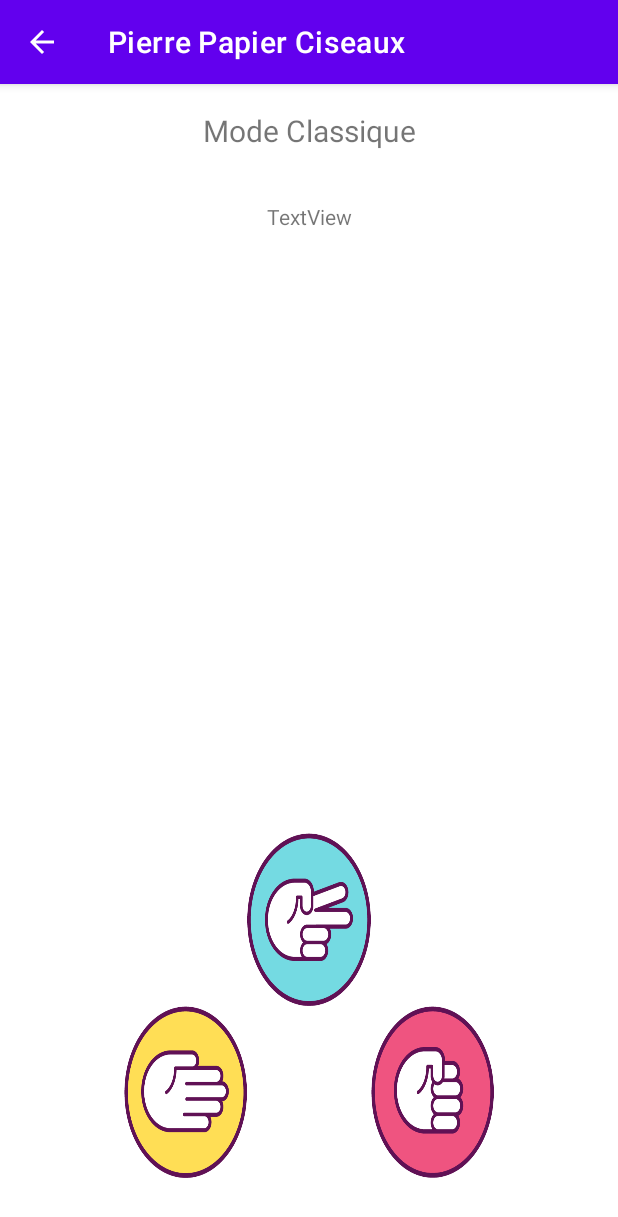
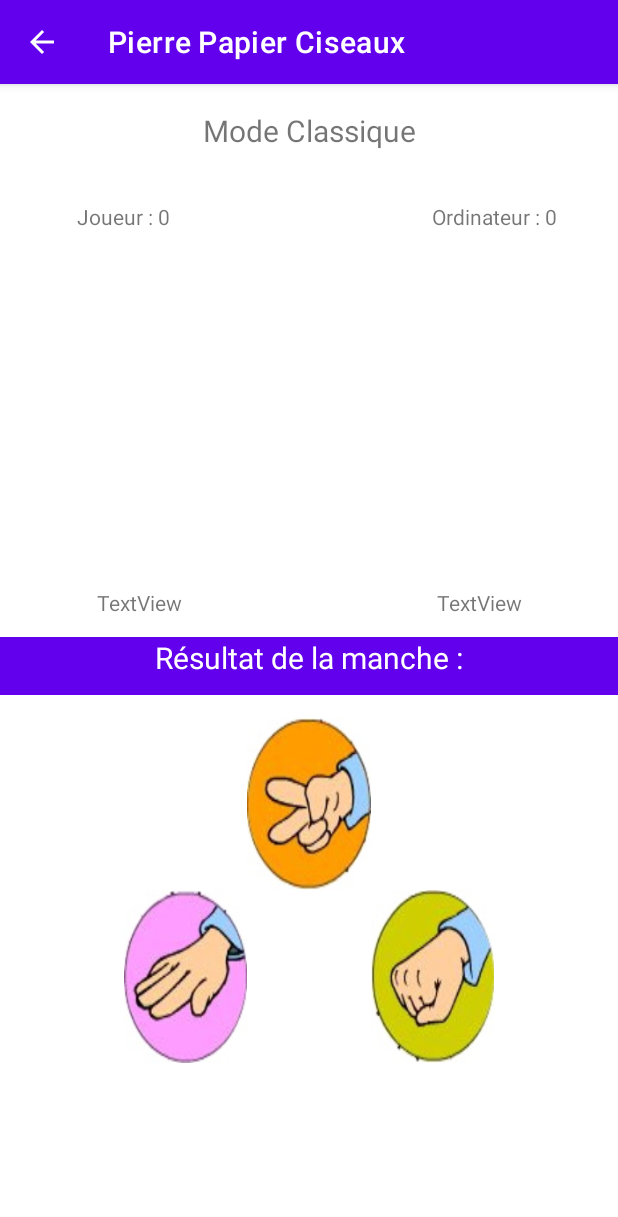
Before and after one commit to PetitGourou1999/PierrePapierCiseaux, an Android app: the ActivityGameClassic screen opened directly, with no data from a screen before it, on a phone screen of 412 x 824 dp. Shown: the top 1217 px of the screen. Run offline under Robolectric (Android 15) with nearby library versions, the light colour scheme and no system bars.

Commit message:
Adding implementation of Classic Game and Elements icons

```diff
--- a/app/src/main/java/com/example/pierrepapierciseaux/ActivityGameClassic.java
+++ b/app/src/main/java/com/example/pierrepapierciseaux/ActivityGameClassic.java
@@ -2,11 +2,34 @@ package com.example.pierrepapierciseaux;
 
 import androidx.appcompat.app.AppCompatActivity;
 
-import android.content.Intent;
 import android.os.Bundle;
-import android.view.View;
+import android.widget.ImageButton;
+import android.widget.ImageView;
+import android.widget.TextView;
+import android.widget.Toast;
+
+import com.example.pierrepapierciseaux.data.Element;
+import com.example.pierrepapierciseaux.data.ElementManager;
+import com.example.pierrepapierciseaux.data.EnumResults;
 
 public class ActivityGameClassic extends AppCompatActivity {
+
+    ImageButton choixPierre;
+    ImageButton choixFeuille;
+    ImageButton choixCiseaux;
+
+    ImageView humanChoiceImage;
+    ImageView botChoiceImage;
+
+    TextView humanChoiceText, botChoiceText, resultRound, botScoreText, humanScoreText;
+
+    ElementManager elementManager;
+
+    Element chosenElementBot;
+    Element chosenElementHuman;
+
+    Integer humanScore;
+    Integer botScore;
 
     @Override
     protected void onCreate(Bundle savedInstanceState) {
@@ -14,5 +37,87 @@ public class ActivityGameClassic extends AppCompatActivity {
         super.onCreate(savedInstanceState);
         setContentView(R.layout.game_classic);
 
+        elementManager = new ElementManager(this.getApplicationContext());
+
+        choixPierre = (ImageButton) findViewById(R.id.classicButtonPierre);
+        choixFeuille = (ImageButton) findViewById(R.id.classicButtonFeuille);
+        choixCiseaux = (ImageButton) findViewById(R.id.classicButtonCiseaux);
+
+        humanChoiceImage = (ImageView) findViewById(R.id.imageViewHumanChoiceClassic);
+        botChoiceImage = (ImageView) findViewById(R.id.imageViewBotChoiceClassic);
+
+        humanChoiceText = (TextView) findViewById(R.id.textHumanChoiceClassic);
+        botChoiceText = (TextView) findViewById(R.id.textBotChoiceClassic);
+
+        botScoreText = (TextView) findViewById(R.id.texteScoreBotClassic);
+        humanScoreText = (TextView) findViewById(R.id.texteScoreHumanClassic);
+
+        resultRound = (TextView) findViewById(R.id.textViewResultClassic);
+
+        botScore = 0;
+        humanScore = 0;
+
+        botScoreText.setText(getString(R.string.botScore) + " " + botScore.toString());
+        humanScoreText.setText(getString(R.string.humanScore) + " " + humanScore.toString());
+
+        choixPierre.setOnClickListener(e -> {
+            humanChoiceImage.setImageResource(elementManager.pierre.getImageId());
+            humanChoiceText.setText(elementManager.pierre.getName());
+            chosenElementHuman = elementManager.pierre;
+            makeBotChoice();
+        });
+
+        choixFeuille.setOnClickListener(e -> {
+            humanChoiceImage.setImageResource(elementManager.feuille.getImageId());
+            humanChoiceText.setText(elementManager.feuille.getName());
+            chosenElementHuman = elementManager.feuille;
+            makeBotChoice();
+        });
+
+        choixCiseaux.setOnClickListener(e -> {
+            humanChoiceImage.setImageResource(elementManager.ciseaux.getImageId());
+            humanChoiceText.setText(elementManager.ciseaux.getName());
+            chosenElementHuman = elementManager.ciseaux;
+            makeBotChoice();
+        });
+
+    }
+
+    private void makeBotChoice(){
+        chosenElementBot = elementManager.getRandomElementClassic();
+        botChoiceImage.setImageResource(chosenElementBot.getImageId());
+        botChoiceText.setText(chosenElementBot.getName());
+        EnumResults result = chosenElementHuman.checkWeakness(chosenElementBot);
+
+        switch (result){
+            case TIE:
+                resultRound.setText(getString(R.string.resultRound) + " " + getString(R.string.resultTie));
+                break;
+            case DEFEAT:
+                botScore++;
+                resultRound.setText(getString(R.string.resultRound) + " " + getString(R.string.resultDefeat));
+                break;
+            case VICTORY:
+                humanScore++;
+                resultRound.setText(getString(R.string.resultRound) + " " + getString(R.string.resultVictory));
+                break;
+        }
+        botScoreText.setText(getString(R.string.botScore) + " " + botScore.toString());
+        humanScoreText.setText(getString(R.string.humanScore) + " " + humanScore.toString());
+        checkScore();
+    }
+
+    private void checkScore(){
+        if(botScore == 3 ){
+            Toast.makeText(this.getApplicationContext(),"Défaite",Toast.LENGTH_LONG).show();
+            botScore = 0;
+            humanScore = 0;
+        }else if(humanScore == 3){
+            Toast.makeText(this.getApplicationContext(),"Victoire",Toast.LENGTH_LONG).show();
+            botScore = 0;
+            humanScore = 0;
+        }
+
+
     }
 }
--- a/app/src/main/java/com/example/pierrepapierciseaux/data/ElementManager.java
+++ b/app/src/main/java/com/example/pierrepapierciseaux/data/ElementManager.java
@@ -1,47 +1,96 @@
 package com.example.pierrepapierciseaux.data;
 
+import android.content.Context;
 import android.content.res.Resources;
 
 import com.example.pierrepapierciseaux.R;
+
+import java.time.format.ResolverStyle;
+import java.util.ArrayList;
+import java.util.Random;
 
 public class ElementManager {
 
     public Element pierre;
     public Element feuille;
     public Element ciseaux;
+    public Element puits;
     public Element feu;
     public Element eau;
     public Element eponge;
     public Element air;
 
-    public ElementManager() {
-        initElements();
+    public ArrayList<Element> classicList;
+    public ArrayList<Element> variant4List;
+    public ArrayList<Element> variant7List;
+
+    public ElementManager(Context context) {
+        initElements(context);
+        initList();
     }
 
-    public void initElements() {
-        pierre = new Element(Resources.getSystem().getString(R.string.pierre));
-        feuille = new Element(Resources.getSystem().getString(R.string.feuille));
-        ciseaux = new Element(Resources.getSystem().getString(R.string.ciseaux));
-        feu = new Element(Resources.getSystem().getString(R.string.feu));
-        eau = new Element(Resources.getSystem().getString(R.string.eau));
-        eponge = new Element(Resources.getSystem().getString(R.string.eponge));
-        air = new Element(Resources.getSystem().getString(R.string.air));
+    private void initList(){
+        classicList = new ArrayList<Element>();
+        variant4List = new ArrayList<Element>();
+        variant7List = new ArrayList<Element>();
 
-        pierre.setStrengths(feu, ciseaux, eponge);
-        feuille.setStrengths(air, eau, pierre);
-        ciseaux.setStrengths(eponge, feuille, air);
-        feu.setStrengths(ciseaux, eponge, feuille);
-        eau.setStrengths(pierre, feu, ciseaux);
-        eponge.setStrengths(feuille, air, eau);
-        air.setStrengths(eau, pierre, feu);
+        classicList.add(pierre);
+        classicList.add(feuille);
+        classicList.add(ciseaux);
 
-        pierre.setWeaknesses(eau, air, feuille);
+        variant4List.add(pierre);
+        variant4List.add(feuille);
+        variant4List.add(ciseaux);
+        variant4List.add(puits);
+
+        variant7List.add(pierre);
+        variant7List.add(feuille);
+        variant7List.add(ciseaux);
+        variant7List.add(feu);
+        variant7List.add(eau);
+        variant7List.add(air);
+        variant7List.add(eponge);
+    }
+
+    private void initElements(Context context) {
+        pierre = new Element(context.getString(R.string.pierre), R.drawable.pierre);
+        feuille = new Element(context.getString(R.string.feuille),R.drawable.feuille);
+        ciseaux = new Element(context.getString(R.string.ciseaux),R.drawable.ciseaux);
+        puits = new Element(context.getString(R.string.puits),R.drawable.puits);
+        feu = new Element(context.getString(R.string.feu),R.drawable.feu);
+        eau = new Element(context.getString(R.string.eau),R.drawable.eau);
+        eponge = new Element(context.getString(R.string.eponge),R.drawable.eponge);
+        air = new Element(context.getString(R.string.air),R.drawable.air);
+
+        pierre.setWeaknesses(eau, air, feuille,puits);
         feuille.setWeaknesses(feu, ciseaux, eponge);
-        ciseaux.setWeaknesses(feu, pierre, eau);
+        ciseaux.setWeaknesses(feu, pierre, eau, puits);
+        puits.setWeaknesses(feuille);
         feu.setWeaknesses(eau, air, pierre);
         eau.setWeaknesses(air, feuille, eponge);
         eponge.setWeaknesses(ciseaux, feu, pierre);
         air.setWeaknesses(feuille, eponge, ciseaux);
 
     }
+
+    private Element getRandomElement(ArrayList<Element> elements){
+
+        Random rand = new Random();
+        Element randomElement = elements.get(rand.nextInt(elements.size()));
+        return randomElement;
+    }
+
+    public Element getRandomElementClassic(){
+        return getRandomElement(this.classicList);
+    }
+
+    public Element getRandomElementVariant4(){
+        return getRandomElement(this.variant4List);
+    }
+
+    public Element getRandomElementVariant7(){
+        return getRandomElement(this.variant7List);
+    }
+
+
 }
--- a/app/src/main/res/layout/game_classic.xml
+++ b/app/src/main/res/layout/game_classic.xml
@@ -24,14 +24,14 @@
         android:layout_width="wrap_content"
         android:layout_height="wrap_content"
         android:orientation="horizontal"
-        app:layout_constraintGuide_percent="0.65" />
+        app:layout_constraintGuide_percent="0.55" />
 
     <androidx.constraintlayout.widget.Guideline
         android:id="@+id/guideline11"
         android:layout_width="wrap_content"
         android:layout_height="wrap_content"
         android:orientation="horizontal"
-        app:layout_constraintGuide_percent="0.8" />
+        app:layout_constraintGuide_percent="0.7" />
 
     <TextView
         android:id="@+id/titleRules"
@@ -45,24 +45,44 @@
         app:layout_constraintTop_toTopOf="parent" />
 
     <TextView
-        android:id="@+id/texteScoreClassic"
+        android:id="@+id/texteScoreHumanClassic"
+        android:layout_width="wrap_content"
+        android:layout_height="wrap_content"
+        android:text="@string/humanScore"
+        app:layout_constraintBottom_toTopOf="@+id/guideline6"
+        app:layout_constraintEnd_toStartOf="@+id/guideline13"
+        app:layout_constraintStart_toStartOf="parent"
+        app:layout_constraintTop_toTopOf="@+id/guideline5" />
+
+    <TextView
+        android:id="@+id/textHumanChoiceClassic"
         android:layout_width="wrap_content"
         android:layout_height="wrap_content"
         android:text="TextView"
+        app:layout_constraintBottom_toTopOf="@+id/guideline21"
+        app:layout_constraintEnd_toStartOf="@+id/guideline13"
+        app:layout_constraintStart_toStartOf="@+id/guideline22"
+        app:layout_constraintTop_toBottomOf="@+id/imageViewHumanChoiceClassic" />
+
+    <TextView
+        android:id="@+id/textBotChoiceClassic"
+        android:layout_width="wrap_content"
+        android:layout_height="wrap_content"
+        android:text="TextView"
+        app:layout_constraintBottom_toTopOf="@+id/guideline21"
+        app:layout_constraintEnd_toStartOf="@+id/guideline24"
+        app:layout_constraintStart_toStartOf="@+id/guideline14"
+        app:layout_constraintTop_toBottomOf="@+id/imageViewBotChoiceClassic" />
+
+    <TextView
+        android:id="@+id/texteScoreBotClassic"
+        android:layout_width="wrap_content"
+        android:layout_height="wrap_content"
+        android:text="@string/botScore"
         app:layout_constraintBottom_toTopOf="@+id/guideline6"
         app:layout_constraintEnd_toEndOf="parent"
-        app:layout_constraintStart_toStartOf="parent"
+        app:layout_constraintStart_toStartOf="@+id/guideline14"
         app:layout_constraintTop_toTopOf="@+id/guideline5" />
-
-    <ImageView
-        android:id="@+id/classicButtonCiseaux"
-        android:layout_width="0dp"
-        android:layout_height="0dp"
-        android:background="@drawable/ciseaux"
-        app:layout_constraintBottom_toTopOf="@+id/guideline11"
-        app:layout_constraintEnd_toStartOf="@+id/guideline14"
-        app:layout_constraintStart_toStartOf="@+id/guideline13"
-        app:layout_constraintTop_toTopOf="@+id/guideline7" />
 
     <androidx.constraintlayout.widget.Guideline
         android:id="@+id/guideline13"
@@ -79,6 +99,13 @@
         app:layout_constraintGuide_percent="0.2" />
 
     <androidx.constraintlayout.widget.Guideline
+        android:id="@+id/guideline22"
+        android:layout_width="wrap_content"
+        android:layout_height="wrap_content"
+        android:orientation="vertical"
+        app:layout_constraintGuide_percent="0.05" />
+
+    <androidx.constraintlayout.widget.Guideline
         android:id="@+id/guideline16"
         android:layout_width="wrap_content"
         android:layout_height="wrap_content"
@@ -86,11 +113,28 @@
         app:layout_constraintGuide_percent="0.8" />
 
     <androidx.constraintlayout.widget.Guideline
+        android:id="@+id/guideline24"
+        android:layout_width="wrap_content"
+        android:layout_height="wrap_content"
+        android:orientation="vertical"
+        app:layout_constraintGuide_percent="0.95" />
+
+    <androidx.constraintlayout.widget.Guideline
         android:id="@+id/guideline14"
         android:layout_width="wrap_content"
         android:layout_height="wrap_content"
         android:orientation="vertical"
         app:layout_constraintGuide_percent="0.6" />
+
+    <ImageButton
+        android:id="@+id/classicButtonCiseaux"
+        android:layout_width="0dp"
+        android:layout_height="0dp"
+        android:background="@drawable/ciseaux"
+        app:layout_constraintBottom_toTopOf="@+id/guideline11"
+        app:layout_constraintEnd_toStartOf="@+id/guideline14"
+        app:layout_constraintStart_toStartOf="@+id/guideline13"
+        app:layout_constraintTop_toTopOf="@+id/guideline7" />
 
     <ImageButton
         android:id="@+id/classicButtonFeuille"
@@ -119,5 +163,60 @@
         android:layout_width="wrap_content"
         android:layout_height="wrap_content"
         android:orientation="horizontal"
-        app:layout_constraintGuide_percent="0.95" />
+        app:layout_constraintGuide_percent="0.85" />
+
+    <ImageView
+        android:id="@+id/imageViewHumanChoiceClassic"
+        android:layout_width="0dp"
+        android:layout_height="0dp"
+        app:layout_constraintBottom_toTopOf="@+id/guideline20"
+        app:layout_constraintEnd_toStartOf="@+id/guideline13"
+        app:layout_constraintStart_toStartOf="@+id/guideline22"
+        app:layout_constraintTop_toTopOf="@+id/guideline6" />
+
+    <ImageView
+        android:id="@+id/imageViewBotChoiceClassic"
+        android:layout_width="0dp"
+        android:layout_height="0dp"
+        app:layout_constraintBottom_toTopOf="@+id/guideline20"
+        app:layout_constraintEnd_toStartOf="@+id/guideline24"
+        app:layout_constraintStart_toStartOf="@+id/guideline14"
+        app:layout_constraintTop_toTopOf="@+id/guideline6" />
+
+    <androidx.constraintlayout.widget.Guideline
+        android:id="@+id/guideline20"
+        android:layout_width="wrap_content"
+        android:layout_height="wrap_content"
+        android:orientation="horizontal"
+        app:layout_constraintGuide_percent="0.42" />
+
+    <androidx.constraintlayout.widget.Guideline
+        android:id="@+id/guideline21"
+        android:layout_width="wrap_content"
+        android:layout_height="wrap_content"
+        android:orientation="horizontal"
+        app:layout_constraintGuide_percent="0.48" />
+
+    <androidx.constraintlayout.widget.Guideline
+        android:id="@+id/guideline23"
+        android:layout_width="wrap_content"
+        android:layout_height="wrap_content"
+        android:orientation="horizontal"
+        app:layout_constraintGuide_percent="0.53" />
+
+    <TextView
+        android:id="@+id/textViewResultClassic"
+        android:layout_width="0dp"
+        android:layout_height="0dp"
+        android:background="@color/purple_500"
+        android:text="@string/resultRound"
+        android:textAlignment="center"
+        android:textColor="#FFFFFF"
+        android:textSize="20sp"
+        app:layout_constraintBottom_toTopOf="@+id/guideline23"
+        app:layout_constraintEnd_toEndOf="parent"
+        app:layout_constraintHorizontal_bias="0"
+        app:layout_constraintStart_toStartOf="parent"
+        app:layout_constraintTop_toTopOf="@+id/guideline21"
+        app:layout_constraintVertical_bias="0" />
 </androidx.constraintlayout.widget.ConstraintLayout>
--- a/app/src/main/res/values/strings.xml
+++ b/app/src/main/res/values/strings.xml
@@ -68,9 +68,19 @@
     <string name="pierre">Pierre</string>
     <string name="feuille">Feuille</string>
     <string name="ciseaux">Ciseaux</string>
+    <string name="puits">Puits</string>
     <string name="feu">Feu</string>
     <string name="eau">Eau</string>
     <string name="air">Air</string>
-    <string name="eponge">Eponge</string>
+    <string name="eponge">Éponge</string>
+
+    <string name="resultTie">Égalité</string>
+    <string name="resultVictory">Victoire !</string>
+    <string name="resultDefeat">Défaite !</string>
+    <string name="resultRound">Résultat de la manche :</string>
+
+    <string name="botScore">Ordinateur : </string>
+    <string name="humanScore">Joueur : </string>
+
 
 </resources>
```
Also changed, not shown: app/src/main/java/com/example/pierrepapierciseaux/ActivityMainMenu.java (+4 -4 lines), app/src/main/java/com/example/pierrepapierciseaux/data/Element.java (+24 -12 lines), app/src/main/java/com/example/pierrepapierciseaux/data/EnumResults.java (added, +9 -0 lines), app/src/main/res/layout/main_menu.xml (+61 -59 lines), app/src/main/res/drawable/air.jpg (added), app/src/main/res/drawable/ciseaux.jpg (added), app/src/main/res/drawable/ciseaux.png (deleted), app/src/main/res/drawable/eau.jpg (added), app/src/main/res/drawable/eponge.jpg (added), app/src/main/res/drawable/feu.jpg (added), app/src/main/res/drawable/feuille.jpg (added), app/src/main/res/drawable/feuille.png (deleted), app/src/main/res/drawable/pierre.jpg (added), app/src/main/res/drawable/pierre.png (deleted), 1 more files.
